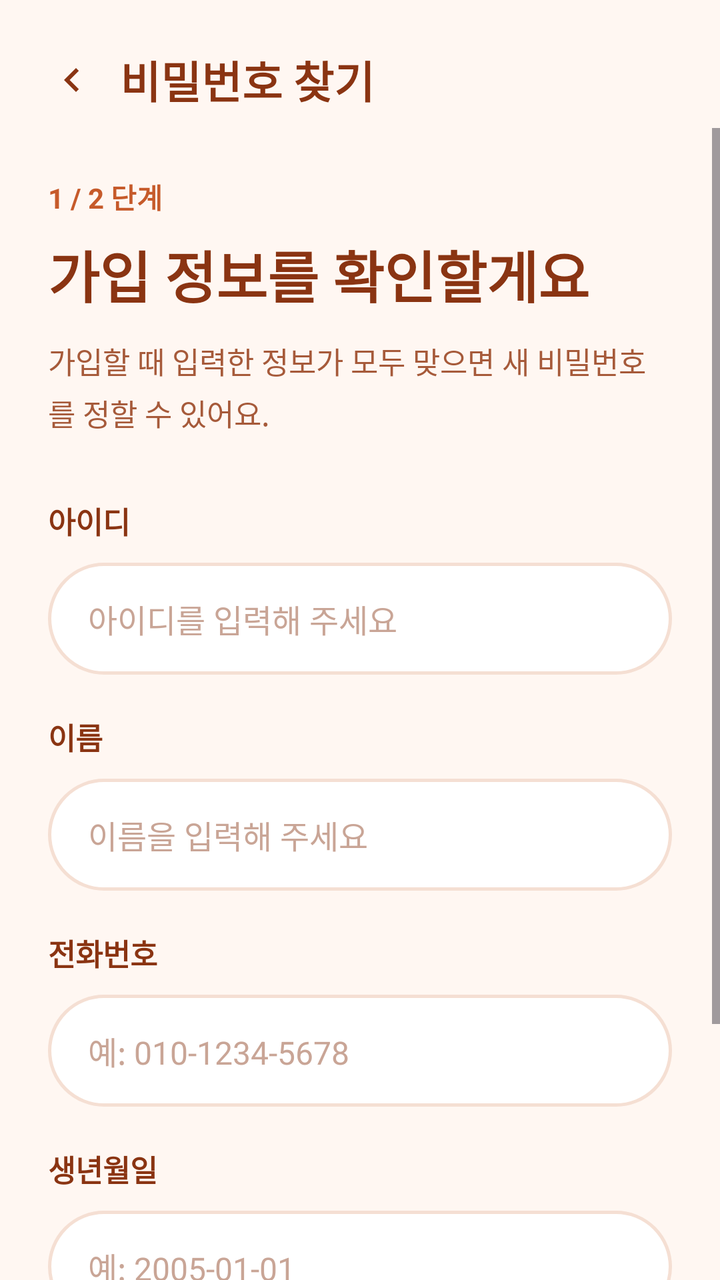
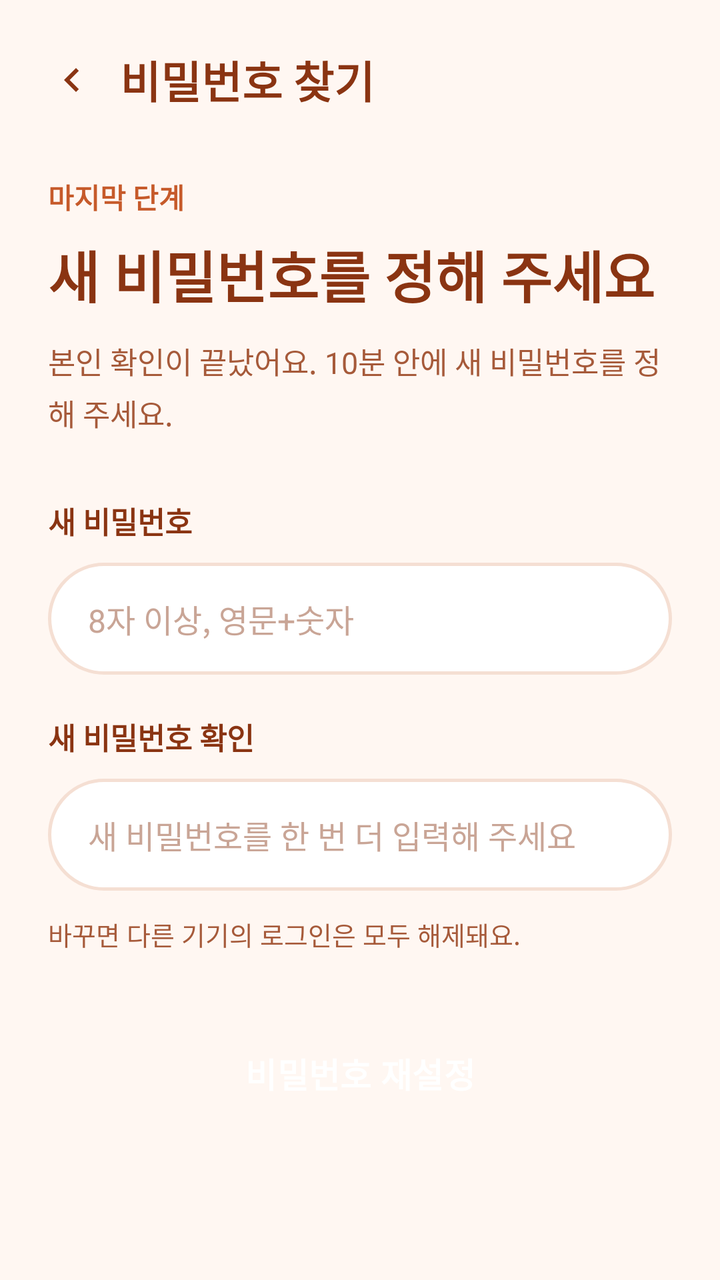

Compare the two renders of this Android layout. The source of the first and the diff that turns it into the second are given below.
<!-- AndroidManifest.xml: application theme Theme.Android_Project -->
<!-- res/layout/activity_reset_password.xml -->
<?xml version="1.0" encoding="utf-8"?>
<LinearLayout xmlns:android="http://schemas.android.com/apk/res/android"
    android:layout_width="match_parent"
    android:layout_height="match_parent"
    android:background="@color/rm_bg"
    android:fitsSystemWindows="true"
    android:orientation="vertical">

    <LinearLayout
        android:layout_width="match_parent"
        android:layout_height="wrap_content"
        android:gravity="center_vertical"
        android:orientation="horizontal"
        android:paddingStart="12dp"
        android:paddingTop="16dp"
        android:paddingEnd="24dp">

        <ImageView
            android:id="@+id/ivBack"
            android:layout_width="48dp"
            android:layout_height="48dp"
            android:background="?attr/selectableItemBackgroundBorderless"
            android:contentDescription="뒤로"
            android:padding="12dp"
            android:src="@drawable/ic_back" />

        <TextView
            style="@style/Rm.TopTitle"
            android:layout_width="wrap_content"
            android:layout_height="wrap_content"
            android:text="비밀번호 찾기" />
    </LinearLayout>

    <ScrollView
        android:layout_width="match_parent"
        android:layout_height="0dp"
        android:layout_weight="1"
        android:fillViewport="true">

        <FrameLayout
            android:layout_width="match_parent"
            android:layout_height="wrap_content">

            
            <LinearLayout
                android:id="@+id/layoutStep1"
                android:layout_width="match_parent"
                android:layout_height="wrap_content"
                android:orientation="vertical"
                android:paddingStart="24dp"
                android:paddingTop="24dp"
                android:paddingEnd="24dp"
                android:paddingBottom="24dp">

                <TextView
                    android:layout_width="wrap_content"
                    android:layout_height="wrap_content"
                    android:text="1 / 2 단계"
                    android:textColor="@color/rm_primary"
                    android:textSize="14sp"
                    android:textStyle="bold" />

                <TextView
                    style="@style/Rm.H1"
                    android:layout_width="match_parent"
                    android:layout_height="wrap_content"
                    android:layout_marginTop="8dp"
                    android:text="가입 정보를 확인할게요" />

                <TextView
                    style="@style/Rm.Sub"
                    android:layout_width="match_parent"
                    android:layout_height="wrap_content"
                    android:layout_marginTop="12dp"
                    android:lineSpacingMultiplier="1.2"
                    android:text="가입할 때 입력한 정보가 모두 맞으면 새 비밀번호를 정할 수 있어요." />

                <TextView
                    style="@style/Rm.Label"
                    android:layout_width="wrap_content"
                    android:layout_height="wrap_content"
                    android:layout_marginTop="32dp"
                    android:text="아이디" />

                <EditText
                    android:id="@+id/etResetLoginId"
                    style="@style/Rm.Input"
                    android:layout_width="match_parent"
                    android:layout_height="wrap_content"
                    android:layout_marginTop="10dp"
                    android:hint="아이디를 입력해 주세요"
                    android:inputType="text"
                    android:maxLines="1" />

                <TextView
                    style="@style/Rm.Label"
                    android:layout_width="wrap_content"
                    android:layout_height="wrap_content"
                    android:layout_marginTop="20dp"
                    android:text="이름" />

                <EditText
                    android:id="@+id/etResetName"
                    style="@style/Rm.Input"
                    android:layout_width="match_parent"
                    android:layout_height="wrap_content"
                    android:layout_marginTop="10dp"
                    android:hint="이름을 입력해 주세요"
                    android:inputType="textPersonName"
                    android:maxLines="1" />

                <TextView
                    style="@style/Rm.Label"
                    android:layout_width="wrap_content"
                    android:layout_height="wrap_content"
                    android:layout_marginTop="20dp"
                    android:text="전화번호" />

                <EditText
                    android:id="@+id/etResetPhone"
                    style="@style/Rm.Input"
                    android:layout_width="match_parent"
                    android:layout_height="wrap_content"
                    android:layout_marginTop="10dp"
                    android:hint="예: 010-1234-5678"
                    android:inputType="phone"
                    android:maxLines="1" />

                <TextView
                    style="@style/Rm.Label"
                    android:layout_width="wrap_content"
                    android:layout_height="wrap_content"
                    android:layout_marginTop="20dp"
                    android:text="생년월일" />

                <EditText
                    android:id="@+id/etResetBirthDate"
                    style="@style/Rm.Input"
                    android:layout_width="match_parent"
                    android:layout_height="wrap_content"
                    android:layout_marginTop="10dp"
                    android:hint="예: 2005-01-01"
                    android:inputType="text"
                    android:maxLines="1" />

                <TextView
                    style="@style/Rm.Helper"
                    android:layout_width="match_parent"
                    android:layout_height="wrap_content"
                    android:layout_marginTop="12dp"
                    android:text="여러 번 틀리면 잠시 동안 시도할 수 없어요." />

                <Button
                    android:id="@+id/btnVerify"
                    style="@style/Rm.Button"
                    android:layout_width="match_parent"
                    android:layout_height="wrap_content"
                    android:layout_marginTop="32dp"
                    android:text="확인" />
            </LinearLayout>

            
            <LinearLayout
                android:id="@+id/layoutStep2"
                android:layout_width="match_parent"
                android:layout_height="wrap_content"
                android:orientation="vertical"
                android:paddingStart="24dp"
                android:paddingTop="24dp"
                android:paddingEnd="24dp"
                android:paddingBottom="24dp"
                android:visibility="gone">

                <TextView
                    android:layout_width="wrap_content"
                    android:layout_height="wrap_content"
                    android:text="2 / 2 단계"
                    android:textColor="@color/rm_primary"
                    android:textSize="14sp"
                    android:textStyle="bold" />

                <TextView
                    style="@style/Rm.H1"
                    android:layout_width="match_parent"
                    android:layout_height="wrap_content"
                    android:layout_marginTop="8dp"
                    android:text="새 비밀번호를 정해 주세요" />

                <TextView
                    style="@style/Rm.Sub"
                    android:layout_width="match_parent"
                    android:layout_height="wrap_content"
                    android:layout_marginTop="12dp"
                    android:lineSpacingMultiplier="1.2"
                    android:text="본인 확인이 끝났어요. 10분 안에 새 비밀번호를 정해 주세요." />

                <TextView
                    style="@style/Rm.Label"
                    android:layout_width="wrap_content"
                    android:layout_height="wrap_content"
                    android:layout_marginTop="32dp"
                    android:text="새 비밀번호" />

                <EditText
                    android:id="@+id/etResetNewPassword"
                    style="@style/Rm.Input"
                    android:layout_width="match_parent"
                    android:layout_height="wrap_content"
                    android:layout_marginTop="10dp"
                    android:hint="8자 이상, 영문+숫자"
                    android:inputType="textPassword"
                    android:maxLines="1" />

                <TextView
                    style="@style/Rm.Label"
                    android:layout_width="wrap_content"
                    android:layout_height="wrap_content"
                    android:layout_marginTop="20dp"
                    android:text="새 비밀번호 확인" />

                <EditText
                    android:id="@+id/etResetNewPasswordConfirm"
                    style="@style/Rm.Input"
                    android:layout_width="match_parent"
                    android:layout_height="wrap_content"
                    android:layout_marginTop="10dp"
                    android:hint="새 비밀번호를 한 번 더 입력해 주세요"
                    android:inputType="textPassword"
                    android:maxLines="1" />

                <TextView
                    style="@style/Rm.Helper"
                    android:layout_width="match_parent"
                    android:layout_height="wrap_content"
                    android:layout_marginTop="12dp"
                    android:text="바꾸면 다른 기기의 로그인은 모두 해제돼요." />

                <Button
                    android:id="@+id/btnResetPassword"
                    style="@style/Rm.Button"
                    android:layout_width="match_parent"
                    android:layout_height="wrap_content"
                    android:layout_marginTop="32dp"
                    android:text="비밀번호 재설정" />
            </LinearLayout>
        </FrameLayout>
    </ScrollView>
</LinearLayout>
<!-- resources referenced by this layout -->
<resources>
  <color name="rm_bg">#FFF7F2</color>
  <color name="rm_primary">#C65A2A</color>
  <!-- drawable ic_back (drawable) -->
  <?xml version="1.0" encoding="utf-8"?>
  <vector xmlns:android="http://schemas.android.com/apk/res/android"
      android:width="24dp" android:height="24dp"
      android:viewportWidth="24" android:viewportHeight="24"
      android:tint="@color/rm_title">
      <path android:fillColor="#FF000000"
          android:pathData="M15.41,7.41L14,6l-6,6 6,6 1.41,-1.41L10.83,12z" />
  </vector>
  <style name="Rm.Button" parent="Widget.Material3.Button">
          <item name="android:minHeight">56dp</item>
          <item name="android:textSize">17sp</item>
          <item name="android:textStyle">bold</item>
          <item name="android:textColor">@color/white</item>
          <item name="android:textAllCaps">false</item>
          <item name="backgroundTint">@color/rm_primary</item>
          <item name="cornerRadius">28dp</item>
          <item name="android:insetTop">0dp</item>
          <item name="android:insetBottom">0dp</item>
      </style>
  <style name="Rm.H1">
          <item name="android:textSize">28sp</item>
          <item name="android:textStyle">bold</item>
          <item name="android:textColor">@color/rm_title</item>
          <item name="android:lineSpacingMultiplier">1.15</item>
      </style>
  <style name="Rm.Helper">
          <item name="android:textSize">13sp</item>
          <item name="android:textColor">@color/rm_sub</item>
      </style>
  <style name="Rm.Input">
          <item name="android:background">@drawable/bg_input</item>
          <item name="android:minHeight">56dp</item>
          <item name="android:paddingStart">20dp</item>
          <item name="android:paddingEnd">20dp</item>
          <item name="android:paddingTop">14dp</item>
          <item name="android:paddingBottom">14dp</item>
          <item name="android:textSize">16sp</item>
          <item name="android:textColor">@color/rm_title</item>
          <item name="android:textColorHint">@color/rm_hint</item>
      </style>
  <style name="Rm.Label">
          <item name="android:textSize">15sp</item>
          <item name="android:textStyle">bold</item>
          <item name="android:textColor">@color/rm_title</item>
      </style>
  <style name="Rm.Sub">
          <item name="android:textSize">15sp</item>
          <item name="android:textColor">@color/rm_sub</item>
      </style>
  <style name="Rm.TopTitle">
          <item name="android:textSize">22sp</item>
          <item name="android:textStyle">bold</item>
          <item name="android:textColor">@color/rm_title</item>
      </style>
  <style name="Theme.Android_Project" parent="Base.Theme.Android_Project" />
  <color name="rm_title">#8A3412</color>
  <color name="white">#FFFFFFFF</color>
  <color name="rm_sub">#A65A3A</color>
  <color name="rm_hint">#C9A596</color>
  <color name="rm_card">#FFFFFF</color>
  <color name="rm_border">#F5DFD3</color>
  <style name="Rm.DialogShape" parent="ShapeAppearance.Material3.Corner.ExtraLarge">
          <item name="cornerSize">24dp</item>
      </style>
  <style name="Rm.DialogTitle" parent="MaterialAlertDialog.Material3.Title.Text">
          <item name="android:textColor">@color/rm_title</item>
          <item name="android:textSize">20sp</item>
          <item name="android:textStyle">bold</item>
      </style>
  <style name="Rm.DialogBody" parent="MaterialAlertDialog.Material3.Body.Text">
          <item name="android:textColor">@color/rm_sub</item>
          <item name="android:textSize">15sp</item>
          <item name="android:lineSpacingMultiplier">1.2</item>
      </style>
  <style name="Rm.DialogButton" parent="Widget.Material3.Button.TextButton.Dialog">
          <item name="android:textColor">@color/rm_primary</item>
          <item name="android:textSize">15sp</item>
          <item name="android:textStyle">bold</item>
      </style>
  <style name="Rm.DialogButton.Sub">
          <item name="android:textColor">@color/rm_sub</item>
      </style>
  <!-- unchanged entries left out for length: 3 -->
</resources>

<!-- the commit's change to res/layout/activity_reset_password.xml (unified diff, before → after) -->
@@ -42,122 +42,6 @@
             android:layout_height="wrap_content">
 
             
-            <LinearLayout
-                android:id="@+id/layoutStep1"
-                android:layout_width="match_parent"
-                android:layout_height="wrap_content"
-                android:orientation="vertical"
-                android:paddingStart="24dp"
-                android:paddingTop="24dp"
-                android:paddingEnd="24dp"
-                android:paddingBottom="24dp">
-
-                <TextView
-                    android:layout_width="wrap_content"
-                    android:layout_height="wrap_content"
-                    android:text="1 / 2 단계"
-                    android:textColor="@color/rm_primary"
-                    android:textSize="14sp"
-                    android:textStyle="bold" />
-
-                <TextView
-                    style="@style/Rm.H1"
-                    android:layout_width="match_parent"
-                    android:layout_height="wrap_content"
-                    android:layout_marginTop="8dp"
-                    android:text="가입 정보를 확인할게요" />
-
-                <TextView
-                    style="@style/Rm.Sub"
-                    android:layout_width="match_parent"
-                    android:layout_height="wrap_content"
-                    android:layout_marginTop="12dp"
-                    android:lineSpacingMultiplier="1.2"
-                    android:text="가입할 때 입력한 정보가 모두 맞으면 새 비밀번호를 정할 수 있어요." />
-
-                <TextView
-                    style="@style/Rm.Label"
-                    android:layout_width="wrap_content"
-                    android:layout_height="wrap_content"
-                    android:layout_marginTop="32dp"
-                    android:text="아이디" />
-
-                <EditText
-                    android:id="@+id/etResetLoginId"
-                    style="@style/Rm.Input"
-                    android:layout_width="match_parent"
-                    android:layout_height="wrap_content"
-                    android:layout_marginTop="10dp"
-                    android:hint="아이디를 입력해 주세요"
-                    android:inputType="text"
-                    android:maxLines="1" />
-
-                <TextView
-                    style="@style/Rm.Label"
-                    android:layout_width="wrap_content"
-                    android:layout_height="wrap_content"
-                    android:layout_marginTop="20dp"
-                    android:text="이름" />
-
-                <EditText
-                    android:id="@+id/etResetName"
-                    style="@style/Rm.Input"
-                    android:layout_width="match_parent"
-                    android:layout_height="wrap_content"
-                    android:layout_marginTop="10dp"
-                    android:hint="이름을 입력해 주세요"
-                    android:inputType="textPersonName"
-                    android:maxLines="1" />
-
-                <TextView
-                    style="@style/Rm.Label"
-                    android:layout_width="wrap_content"
-                    android:layout_height="wrap_content"
-                    android:layout_marginTop="20dp"
-                    android:text="전화번호" />
-
-                <EditText
-                    android:id="@+id/etResetPhone"
-                    style="@style/Rm.Input"
-                    android:layout_width="match_parent"
-                    android:layout_height="wrap_content"
-                    android:layout_marginTop="10dp"
-                    android:hint="예: 010-1234-5678"
-                    android:inputType="phone"
-                    android:maxLines="1" />
-
-                <TextView
-                    style="@style/Rm.Label"
-                    android:layout_width="wrap_content"
-                    android:layout_height="wrap_content"
-                    android:layout_marginTop="20dp"
-                    android:text="생년월일" />
-
-                <EditText
-                    android:id="@+id/etResetBirthDate"
-                    style="@style/Rm.Input"
-                    android:layout_width="match_parent"
-                    android:layout_height="wrap_content"
-                    android:layout_marginTop="10dp"
-                    android:hint="예: 2005-01-01"
-                    android:inputType="text"
-                    android:maxLines="1" />
-
-                <TextView
-                    style="@style/Rm.Helper"
-                    android:layout_width="match_parent"
-                    android:layout_height="wrap_content"
-                    android:layout_marginTop="12dp"
-                    android:text="여러 번 틀리면 잠시 동안 시도할 수 없어요." />
-
-                <Button
-                    android:id="@+id/btnVerify"
-                    style="@style/Rm.Button"
-                    android:layout_width="match_parent"
-                    android:layout_height="wrap_content"
-                    android:layout_marginTop="32dp"
-                    android:text="확인" />
-            </LinearLayout>
 
             
             <LinearLayout
@@ -169,12 +53,12 @@
                 android:paddingTop="24dp"
                 android:paddingEnd="24dp"
                 android:paddingBottom="24dp"
-                android:visibility="gone">
+                android:visibility="visible">
 
                 <TextView
                     android:layout_width="wrap_content"
                     android:layout_height="wrap_content"
-                    android:text="2 / 2 단계"
+                    android:text="마지막 단계"
                     android:textColor="@color/rm_primary"
                     android:textSize="14sp"
                     android:textStyle="bold" />
